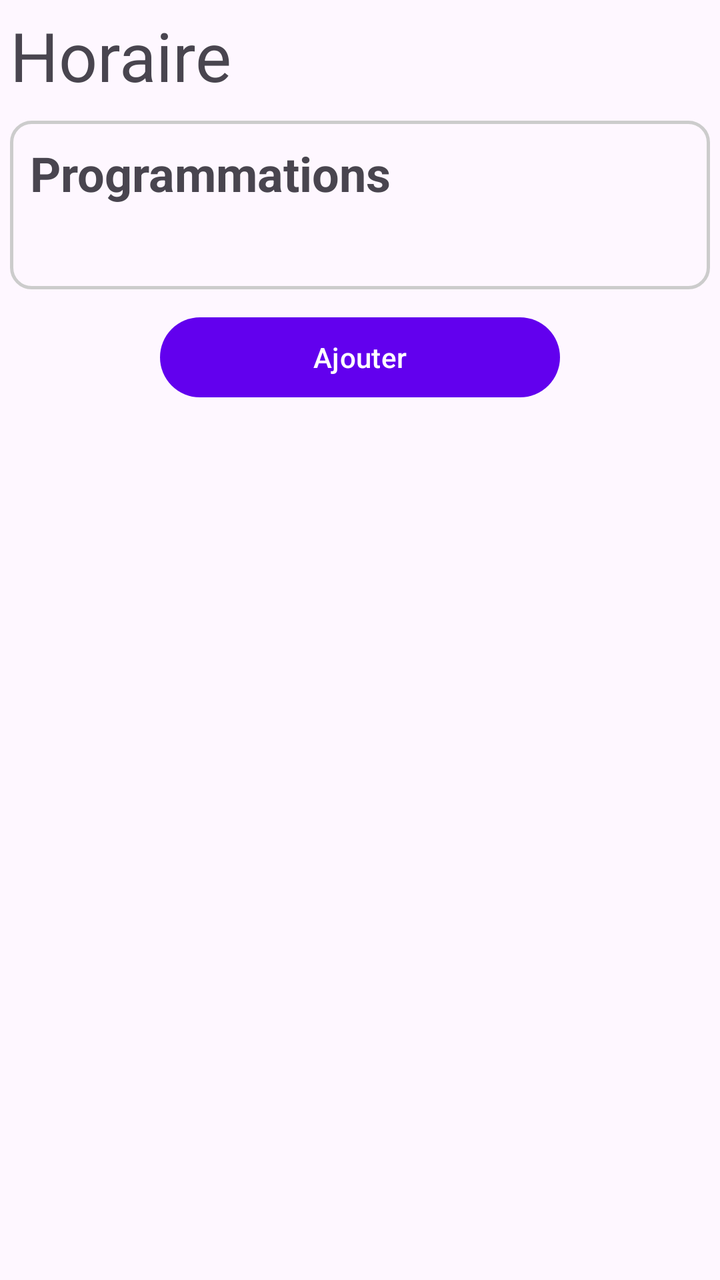
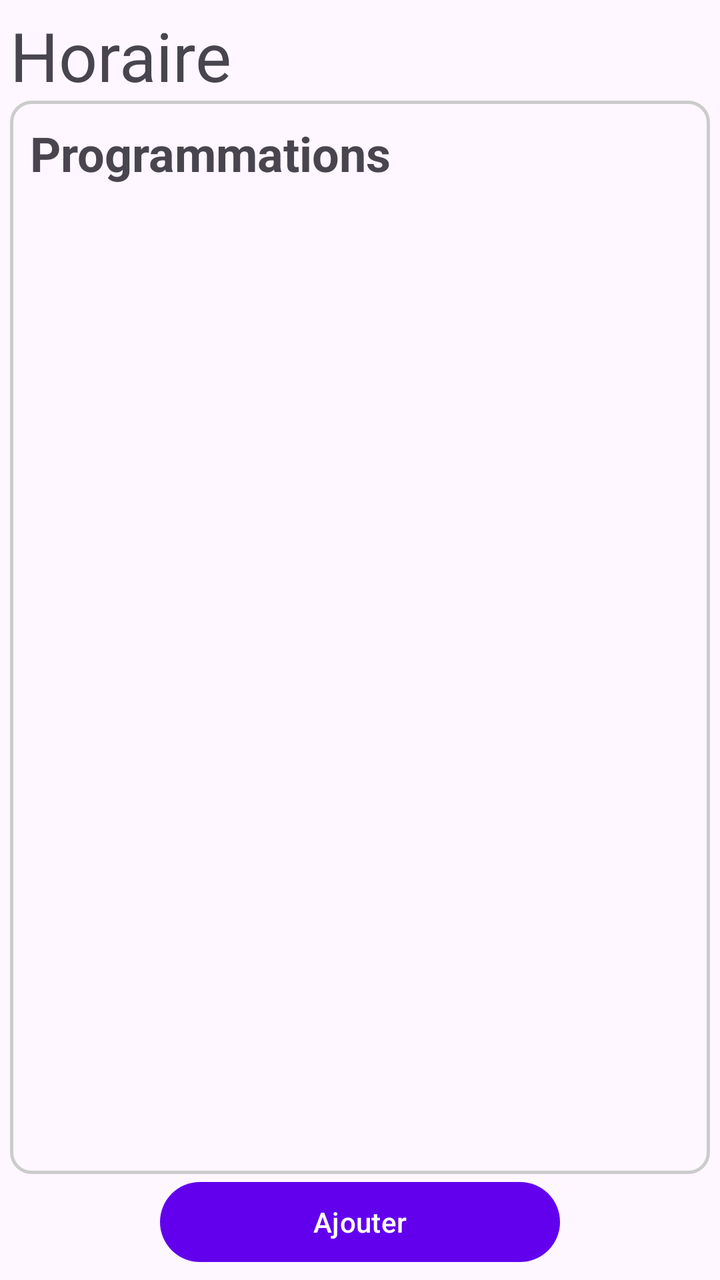

An Android layout rendered at two revisions. The XML below is the earlier revision; the diff shows what the commit changed to produce the second picture.
<!-- AndroidManifest.xml: application theme Theme.ObjetConnecteApplication -->
<!-- res/layout/fragment_horaire.xml -->
<?xml version="1.0" encoding="utf-8"?>
<androidx.constraintlayout.widget.ConstraintLayout xmlns:android="http://schemas.android.com/apk/res/android"
    xmlns:app="http://schemas.android.com/apk/res-auto"
    xmlns:tools="http://schemas.android.com/tools"
    android:layout_width="match_parent"
    android:layout_height="match_parent">

    <TextView
        android:id="@+id/tv_titre_vue_horaire"
        android:layout_width="wrap_content"
        android:layout_height="wrap_content"
        android:layout_marginStart="5dp"
        android:layout_marginTop="5dp"
        android:text="Horaire"
        android:textSize="34sp"
        app:layout_constraintStart_toStartOf="parent"
        app:layout_constraintTop_toTopOf="parent" />

    <androidx.constraintlayout.widget.ConstraintLayout
        android:id="@+id/layout_programmation"
        android:layout_width="0dp"
        android:layout_height="wrap_content"
        android:layout_marginStart="5dp"
        android:layout_marginTop="10dp"
        android:layout_marginEnd="5dp"
        android:background="@drawable/customborder"
        app:layout_constraintEnd_toEndOf="parent"
        app:layout_constraintStart_toStartOf="parent"
        app:layout_constraintTop_toBottomOf="@+id/tv_titre_vue_horaire">

        <TextView
            android:id="@+id/tv_programmation_titre"
            android:layout_width="wrap_content"
            android:layout_height="wrap_content"
            android:text="Programmations"
            android:textSize="24sp"
            android:textStyle="bold"
            app:layout_constraintStart_toStartOf="parent"
            app:layout_constraintTop_toTopOf="parent" />

        <ListView
            android:id="@+id/lv_programmation"
            android:layout_width="0dp"
            android:layout_height="match_parent"
            android:layout_margin="16dp"
            android:divider="@null"
            android:dividerHeight="10dp"
            app:layout_constraintBottom_toBottomOf="parent"
            app:layout_constraintEnd_toEndOf="parent"
            app:layout_constraintHorizontal_bias="0.2"
            app:layout_constraintStart_toStartOf="parent"
            app:layout_constraintTop_toBottomOf="@+id/tv_programmation_titre"
            app:layout_constraintVertical_bias="0.0" />
    </androidx.constraintlayout.widget.ConstraintLayout>

    <Button
        android:id="@+id/btn_ajouter_programmation"
        android:layout_width="200dp"
        android:layout_height="wrap_content"
        android:layout_marginTop="10dp"
        android:text="Ajouter"
        app:layout_constraintEnd_toEndOf="parent"
        app:layout_constraintStart_toStartOf="parent"
        app:layout_constraintTop_toBottomOf="@+id/layout_programmation" />

</androidx.constraintlayout.widget.ConstraintLayout>
<!-- resources referenced by this layout -->
<resources>
  <!-- drawable customborder (drawable) -->
  <?xml version="1.0" encoding="UTF-8"?>
  <shape xmlns:android="http://schemas.android.com/apk/res/android" android:shape="rectangle">
      <corners android:radius="10dp"/>
      <padding android:left="10dp" android:right="10dp" android:top="10dp" android:bottom="10dp"/>
      <stroke android:width="1.5dp" android:color="#CCCCCC"/>
  </shape>
  <style name="Theme.ObjetConnecteApplication" parent="Base.Theme.ObjetConnecteApplication" />
  <style name="Base.Theme.ObjetConnecteApplication" parent="Theme.Material3.DayNight.NoActionBar">
          
          <item name="colorPrimary">@color/colorPrimary</item> 
          <item name="colorOnPrimary">@color/colorOnPrimary</item> 
  
          <item name="colorSecondary">@color/colorSecondary</item> 
          <item name="colorOnSecondary">@color/colorOnSecondary</item> 
  
          
          <item name="buttonStyle">@style/ButtonStyle</item>
      </style>
  <color name="colorPrimary">#6200EE</color>
  <color name="colorOnPrimary">#FFFFFF</color>
  <color name="colorSecondary">#03DAC6</color>
  <color name="colorOnSecondary">#000000</color>
  <style name="ButtonStyle">
          <item name="android:backgroundTint">@color/colorButtonBackground</item>
          <item name="android:textColor">@color/colorButtonText</item>
      </style>
  <color name="colorButtonBackground">#FF6200</color>
  <color name="colorButtonText">#FFFFFF</color>
</resources>

<!-- the commit's change to res/layout/fragment_horaire.xml (unified diff, before → after) -->
@@ -19,12 +19,13 @@
     <androidx.constraintlayout.widget.ConstraintLayout
         android:id="@+id/layout_programmation"
         android:layout_width="0dp"
-        android:layout_height="wrap_content"
+        android:layout_height="0dp"
         android:layout_marginStart="5dp"
-        android:layout_marginTop="10dp"
         android:layout_marginEnd="5dp"
         android:background="@drawable/customborder"
+        app:layout_constraintBottom_toTopOf="@+id/btn_ajouter_programmation"
         app:layout_constraintEnd_toEndOf="parent"
+        app:layout_constraintHeight_max="600dp"
         app:layout_constraintStart_toStartOf="parent"
         app:layout_constraintTop_toBottomOf="@+id/tv_titre_vue_horaire">
 
@@ -41,26 +42,23 @@
         <ListView
             android:id="@+id/lv_programmation"
             android:layout_width="0dp"
-            android:layout_height="match_parent"
-            android:layout_margin="16dp"
+            android:layout_height="578dp"
+            android:layout_marginTop="5dp"
             android:divider="@null"
             android:dividerHeight="10dp"
-            app:layout_constraintBottom_toBottomOf="parent"
             app:layout_constraintEnd_toEndOf="parent"
-            app:layout_constraintHorizontal_bias="0.2"
             app:layout_constraintStart_toStartOf="parent"
-            app:layout_constraintTop_toBottomOf="@+id/tv_programmation_titre"
-            app:layout_constraintVertical_bias="0.0" />
+            app:layout_constraintTop_toBottomOf="@+id/tv_programmation_titre" />
     </androidx.constraintlayout.widget.ConstraintLayout>
 
     <Button
         android:id="@+id/btn_ajouter_programmation"
         android:layout_width="200dp"
         android:layout_height="wrap_content"
-        android:layout_marginTop="10dp"
+        android:layout_marginBottom="5dp"
         android:text="Ajouter"
+        app:layout_constraintBottom_toBottomOf="parent"
         app:layout_constraintEnd_toEndOf="parent"
-        app:layout_constraintStart_toStartOf="parent"
-        app:layout_constraintTop_toBottomOf="@+id/layout_programmation" />
+        app:layout_constraintStart_toStartOf="parent" />
 
 </androidx.constraintlayout.widget.ConstraintLayout>
